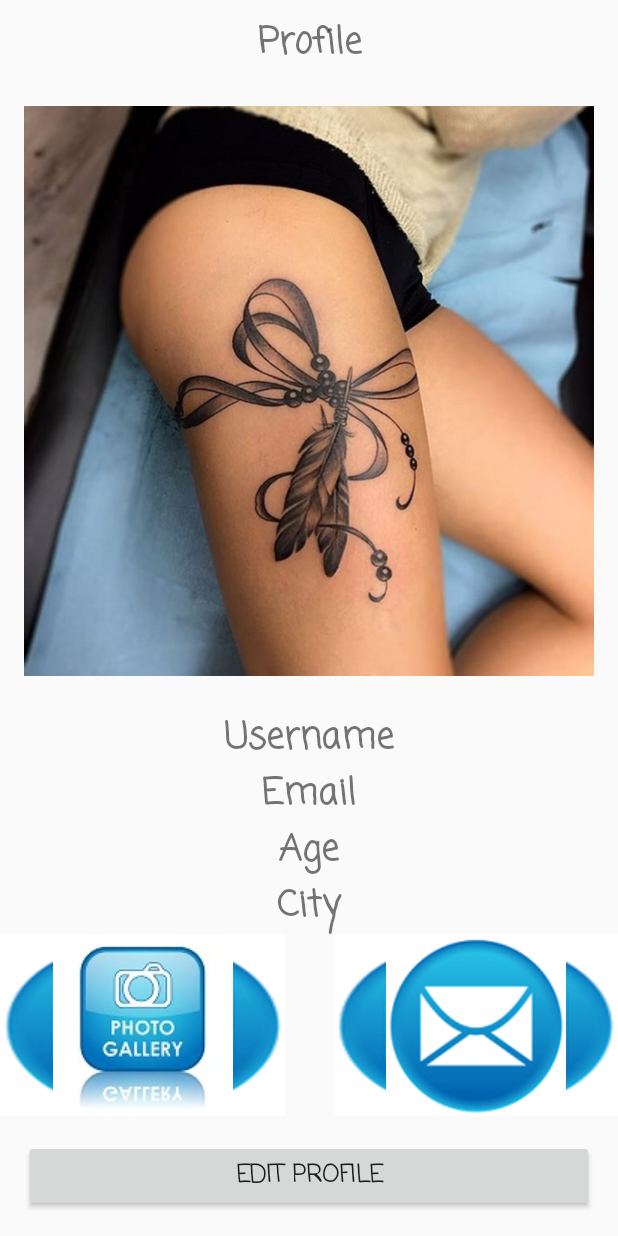
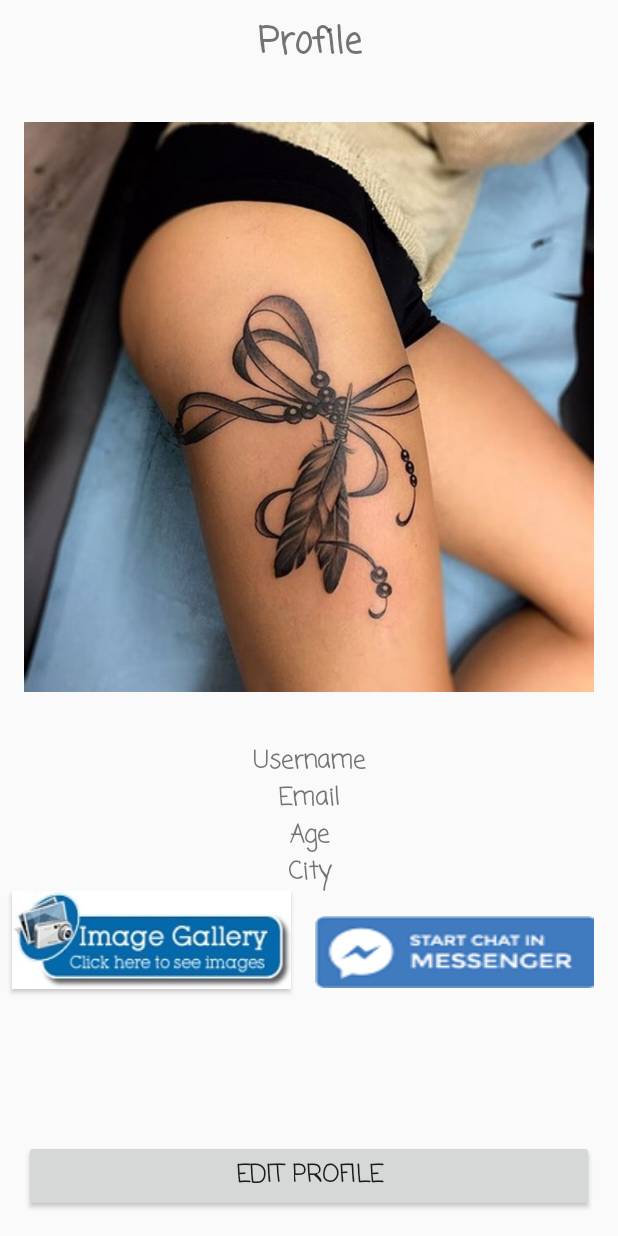
Before and after one commit to DianaMihaylova/InkSteel, an Android app: the layout fragment_profile.xml on its own in the app's theme, with its tools: preview values and no code run, on a phone screen of 412 x 824 dp. Run offline under Robolectric (Android 15) with nearby library versions, the light colour scheme and no system bars.

Commit message:
Changes to LoginActivity and ProfileFragment

```diff
--- a/InkSteel/app/src/main/java/com/ink_steel/inksteel/UserInfoActivity.java
+++ b/InkSteel/app/src/main/java/com/ink_steel/inksteel/UserInfoActivity.java
@@ -129,6 +129,8 @@ public class UserInfoActivity extends AppCompatActivity {
                                 .into(imageView);
                     }
                 }
+                Intent i = new Intent(UserInfoActivity.this, HomeActivity.class);
+                startActivity(i);
             }
         });
     }
--- a/InkSteel/app/src/main/res/layout/fragment_profile.xml
+++ b/InkSteel/app/src/main/res/layout/fragment_profile.xml
@@ -20,7 +20,7 @@
         android:id="@+id/profile"
         android:layout_width="match_parent"
         android:layout_height="0dp"
-        android:layout_weight="2"
+        android:layout_weight="3"
         android:contentDescription="@string/user_s_profile_picture"
         android:padding="16dp"
         android:src="@drawable/tatto1"/>
@@ -32,7 +32,7 @@
         android:fontFamily="casual"
         android:gravity="center"
         android:text="@string/username"
-        android:textSize="24sp"
+        android:textSize="16sp"
         android:textStyle="bold"/>
 
     <TextView
@@ -42,7 +42,7 @@
         android:fontFamily="casual"
         android:gravity="center"
         android:text="@string/email"
-        android:textSize="24sp"
+        android:textSize="16sp"
         android:textStyle="bold"/>
 
     <TextView
@@ -52,7 +52,7 @@
         android:fontFamily="casual"
         android:gravity="center"
         android:text="@string/age"
-        android:textSize="24sp"
+        android:textSize="16sp"
         android:textStyle="bold"/>
 
     <TextView
@@ -62,35 +62,32 @@
         android:fontFamily="casual"
         android:gravity="center"
         android:text="@string/city"
-        android:textSize="24sp"
+        android:textSize="16sp"
         android:textStyle="bold"/>
 
     <LinearLayout
         android:layout_width="match_parent"
-        android:layout_height="wrap_content"
+        android:layout_height="0dp"
+        android:layout_weight="1"
         android:orientation="horizontal">
 
-        <ImageButton
+        <Button
             android:id="@+id/btn_gallery"
             android:layout_width="0dp"
             android:layout_height="wrap_content"
-            android:layout_marginEnd="16dp"
+            android:layout_weight="1"
             android:layout_marginRight="16dp"
-            android:layout_weight="1"
-            android:background="@drawable/message_icon"
-            android:contentDescription="@string/gallery"
-            app:srcCompat="@drawable/galery_icon"/>
+            android:layout_marginLeft="8dp"
+            android:background="@drawable/image_galery"/>
 
-        <ImageButton
+        <Button
             android:id="@+id/btn_msg"
             android:layout_width="0dp"
             android:layout_height="wrap_content"
-            android:layout_marginLeft="16dp"
-            android:layout_marginStart="16dp"
+            android:layout_marginRight="16dp"
+            android:layout_marginTop="8dp"
             android:layout_weight="1"
-            android:background="@drawable/message_icon"
-            android:contentDescription="@string/chat"
-            app:srcCompat="@drawable/message_icon"/>
+            android:background="@drawable/btn_msg" />
 
     </LinearLayout>
 
@@ -102,6 +99,6 @@
         android:fontFamily="casual"
         android:text="@string/edit_profile"
         android:textSize="16sp"
-        android:textStyle="bold"/>
+        android:textStyle="bold" />
 
 </LinearLayout>
```
Also changed, not shown: InkSteel/app/src/main/java/com/ink_steel/inksteel/LoginActivity.java (+8 -1 lines), InkSteel/app/src/main/java/com/ink_steel/inksteel/fragments/ProfileFragment.java (+3 -4 lines), InkSteel/app/src/main/res/drawable/btn_msg.png (added), InkSteel/app/src/main/res/drawable/galery_icon.jpg (deleted), InkSteel/app/src/main/res/drawable/image_galery.jpg (added), InkSteel/app/src/main/res/drawable/message_icon.png (deleted).
